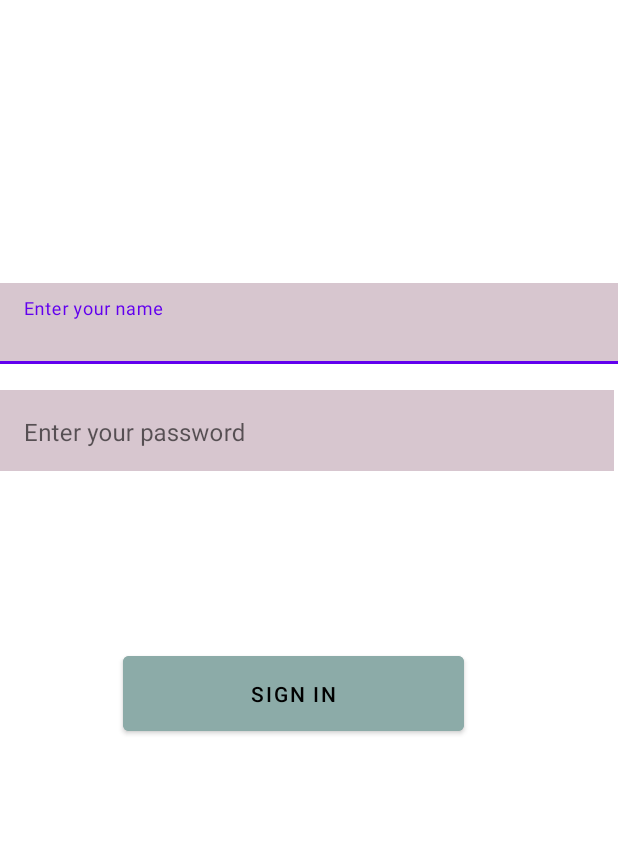
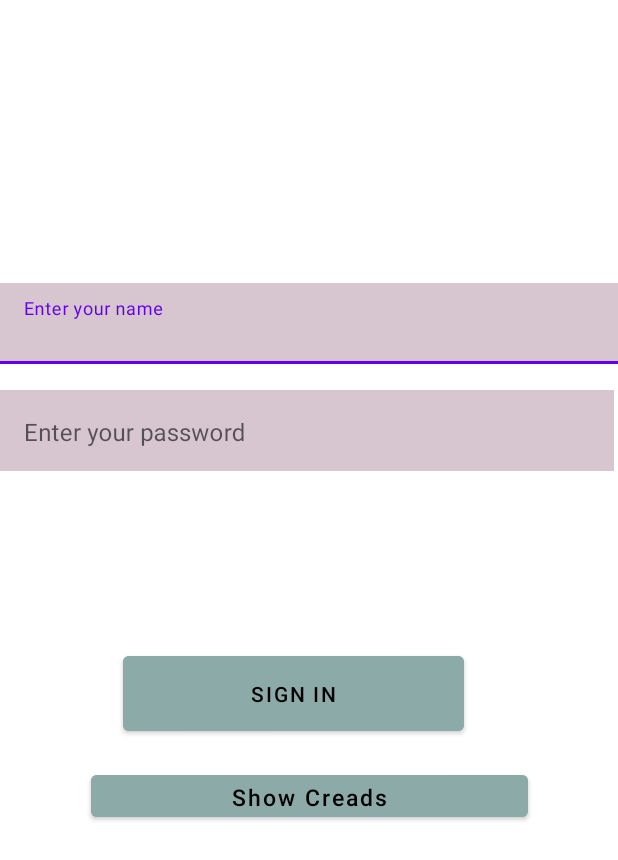
Before and after one commit to Svetttllana/AndroidProject_HW, an Android app: the layout fragment_login.xml on its own in the app's theme, with its tools: preview values and no code run, on a phone screen of 412 x 824 dp. Shown: the top 860 px of the screen. Run offline under Robolectric (Android 15) with nearby library versions, the phone set to English and light mode, and no system bars.

Commit message:
Hw10;MVP;SP; DONT_COMPLETED

```diff
--- a/app/build.gradle
+++ b/app/build.gradle
@@ -47,6 +47,9 @@ dependencies {
     implementation "androidx.lifecycle:lifecycle-viewmodel:2.5.1"
     implementation 'androidx.fragment:fragment-ktx:1.5.4'
 
+    implementation 'androidx.work:work-runtime-ktx:2.7.1'
+
+
     implementation 'androidx.core:core-ktx:1.7.0'
     implementation 'androidx.appcompat:appcompat:1.5.1'
     implementation 'com.google.android.material:material:1.7.0'
--- a/app/src/main/AndroidManifest.xml
+++ b/app/src/main/AndroidManifest.xml
@@ -14,7 +14,7 @@
         android:theme="@style/Theme.AndroidProject_HW"
         tools:targetApi="31">
         <activity
-            android:name=".Presentation.view.MainActivity"
+            android:name=".MainActivity"
             android:exported="true">
             <meta-data
                 android:name="android.app.lib_name"
--- a/app/src/main/java/com/example/androidproject_hw/Presentation/view/ItemsFragment1.kt
+++ b/app/src/main/java/com/example/androidproject_hw/Presentation/view/items/ItemsFragment1.kt
@@ -1,4 +1,4 @@
-package com.example.androidproject_hw.Presentation.view
+package com.example.androidproject_hw.Presentation.view.items
 
 import android.os.Build
 import android.os.Bundle
@@ -11,8 +11,6 @@ import androidx.annotation.RequiresApi
 import com.example.androidproject_hw.R
 import com.example.androidproject_hw.databinding.FragmentItems1Binding
 import com.example.androidproject_hw.Presentation.adapter.listener.ItemsListener
-import com.example.androidproject_hw.data.ItemsRepositoryImpl
-import com.example.androidproject_hw.domain.ItemsInteractor
 import com.example.androidproject_hw.utils.AppConstans
 import com.example.androidproject_hw.utils.AppConstans.DESCRIPTION
 import com.example.androidproject_hw.utils.AppConstans.DETAILS
@@ -111,4 +109,4 @@ class ItemsFragment1 : Fragment(), ItemsListener, ItemsView {
 
     }
 
-  }
+}
--- a/app/src/main/java/com/example/androidproject_hw/Presentation/view/ItemsView.kt
+++ b/app/src/main/java/com/example/androidproject_hw/Presentation/view/items/ItemsView.kt
@@ -1,4 +1,4 @@
-package com.example.androidproject_hw.Presentation.view
+package com.example.androidproject_hw.Presentation.view.items
 
 import com.example.clswrk_androidprojekt.model.ItemsModel
 
@@ -6,7 +6,7 @@ interface ItemsView {
 
     fun dataReceived(list: List<ItemsModel>)
 
-    fun imageViewClicked(msg: Int)
+    fun imageViewClicked(msg:Int)
 
     fun goToDetails( title: String,
                      description: String,
--- a/app/src/main/java/com/example/androidproject_hw/domain/ItemsInteractor.kt
+++ b/app/src/main/java/com/example/androidproject_hw/domain/items/ItemsInteractor.kt
@@ -1,4 +1,4 @@
-package com.example.androidproject_hw.domain
+package com.example.androidproject_hw.domain.items
 
 import com.example.clswrk_androidprojekt.model.ItemsModel
 import javax.inject.Inject
--- a/app/src/main/java/com/example/androidproject_hw/domain/ItemsReposetory.kt
+++ b/app/src/main/java/com/example/androidproject_hw/domain/items/ItemsReposetory.kt
@@ -1,4 +1,4 @@
-package com.example.androidproject_hw.domain
+package com.example.androidproject_hw.domain.items
 
 import com.example.clswrk_androidprojekt.model.ItemsModel
 
--- a/app/src/main/res/layout/activity_main2.xml
+++ b/app/src/main/res/layout/activity_main2.xml
@@ -5,7 +5,7 @@
     xmlns:tools="http://schemas.android.com/tools"
     android:layout_width="match_parent"
     android:layout_height="match_parent"
-    tools:context=".Presentation.view.MainActivity">
+    tools:context=".MainActivity">
 
 
     <androidx.fragment.app.FragmentContainerView
--- a/app/src/main/res/layout/fragment_login.xml
+++ b/app/src/main/res/layout/fragment_login.xml
@@ -38,7 +38,6 @@
             android:layout_width="409dp"
             android:layout_height="59dp"
             android:background="#d7c6cf"
-
             android:hint="Enter your password" />
     </com.google.android.material.textfield.TextInputLayout>
 
@@ -57,5 +56,31 @@
         app:layout_constraintTop_toTopOf="parent"
         app:layout_constraintVertical_bias="0.566" />
 
+    <com.google.android.material.button.MaterialButton
+        android:id="@+id/btShowCreds"
+        android:layout_width="291dp"
+        android:layout_height="40dp"
+        android:backgroundTint="#8caba8"
+        android:textAllCaps="false"
+        android:text="Show Creads"
+        android:textSize="15dp"
+        android:textColor="@color/black"
+        android:textStyle="normal"
+        app:layout_constraintBottom_toBottomOf="parent"
+        app:layout_constraintEnd_toEndOf="parent"
+        app:layout_constraintStart_toStartOf="parent"
+        app:layout_constraintTop_toBottomOf="@+id/btSignIn"
+        app:layout_constraintVertical_bias="0.06" />
+
+    <TextView
+        android:id="@+id/tv_userCreads"
+        android:layout_width="match_parent"
+        android:layout_height="wrap_content"
+        android:textColor="@color/black"
+        android:textSize="50dp"
+        app:layout_constraintBottom_toBottomOf="parent"
+        app:layout_constraintEnd_toEndOf="parent"
+        app:layout_constraintStart_toStartOf="parent"
+        app:layout_constraintTop_toBottomOf="@+id/btShowCreds" />
 
 </androidx.constraintlayout.widget.ConstraintLayout>
```
Also changed, not shown: app/src/main/java/com/example/androidproject_hw/MainActivity.kt (added, +43 -0 lines), app/src/main/java/com/example/androidproject_hw/Presentation/view/MainActivity.kt (deleted, +0 -18 lines), app/src/main/java/com/example/androidproject_hw/Presentation/view/auth/LoginFragment.kt (renamed from app/src/main/java/com/example/androidproject_hw/Presentation/view/LoginFragment.kt, +28 -4 lines), app/src/main/java/com/example/androidproject_hw/Presentation/view/items/DetailsFragment1.kt (renamed from app/src/main/java/com/example/androidproject_hw/Presentation/view/DetailsFragment1.kt, +18 -2 lines), app/src/main/java/com/example/androidproject_hw/Presentation/view/items/HomeFragment.kt (added, +62 -0 lines), app/src/main/java/com/example/androidproject_hw/Presentation/view/items/ItemsPresenter.kt (renamed from app/src/main/java/com/example/androidproject_hw/Presentation/view/ItemsPresenter.kt, +10 -12 lines), app/src/main/java/com/example/androidproject_hw/data/items/ItemsRepositoryImpl.kt (renamed from app/src/main/java/com/example/androidproject_hw/data/ItemsRepositoryImpl.kt, +4 -10 lines), app/src/main/java/com/example/androidproject_hw/di/DataModule.kt (+34 -3 lines), app/src/main/java/com/example/androidproject_hw/di/DomainModule.kt (+11 -2 lines), app/src/main/java/com/example/androidproject_hw/di/PresentationModule.kt (+26 -4 lines), app/src/main/res/layout/fragment_details1.xml (+13 -1 lines), app/src/main/res/layout/fragment_home.xml (added, +39 -0 lines).
